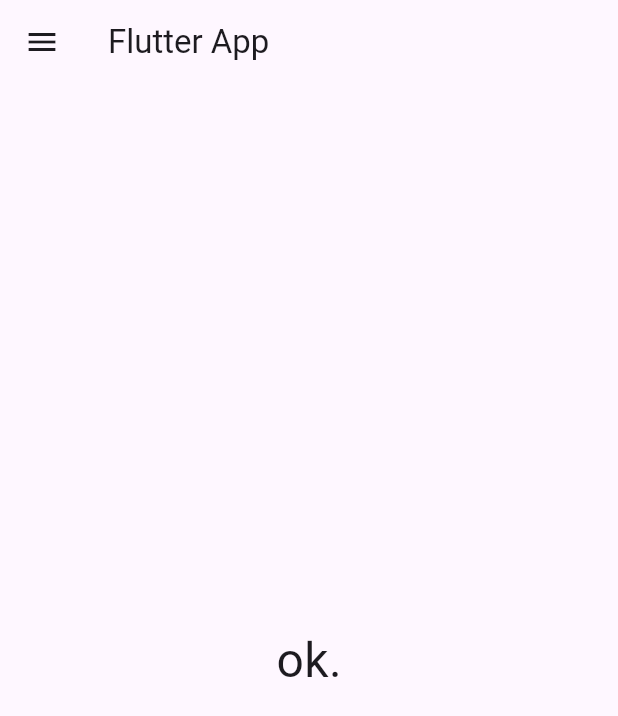
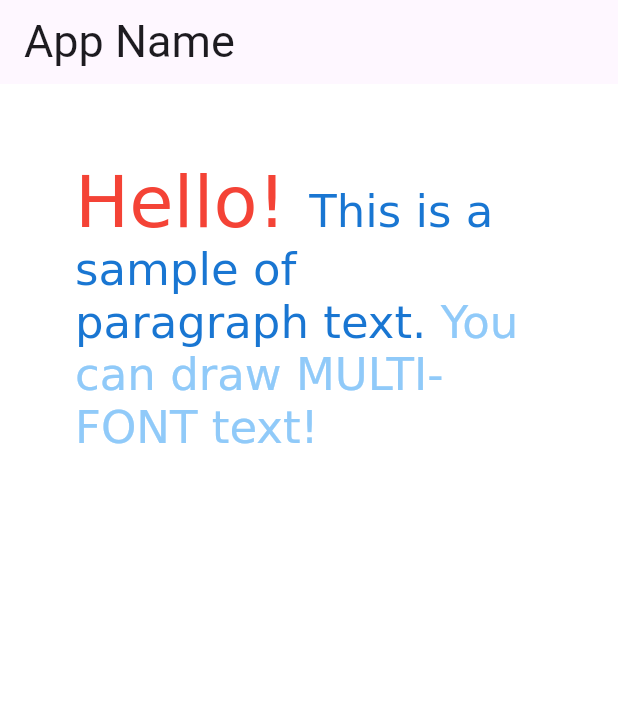
Before and after one commit to ijustet/flutter_app, a Flutter app: the screen it shows after launch, on a phone screen of 412 x 824 dp. Shown: the top 716 px of the screen. Run offline on Flutter 3.47's test engine with Material 3 defaults, Android fonts, the phone set to English and light mode, and no system bars.

Commit message:
5-1 グラフィック描画の基本

```diff
--- a/lib/main.dart
+++ b/lib/main.dart
@@ -1,4 +1,5 @@
 import 'package:flutter/material.dart';
+import 'dart:ui' as ui;
 
 void main() {
   runApp(MyApp());
@@ -28,54 +29,47 @@ class MyHomePage extends StatefulWidget {
 }
 
 class _MyHomePageState extends State<MyHomePage> {
-  static var _items = <Widget>[];
-  static var _message = 'ok.';
-  static var _tapped = 0;
-
-  @override
-  void initState() {
-    super.initState();
-    for (var i = 0; i < 5; i++) {
-      var item = ListTile(
-          leading: const Icon(Icons.android),
-          title: Text('No, $i'),
-          onTap: (){
-            _tapped = i;
-            tapItem();
-          }
-      );
-      _items.add(item);
-    }
-  }
 
   @override
   Widget build(BuildContext context) {
     return Scaffold(
+      backgroundColor: Color.fromARGB(255, 255, 255, 255),
       appBar: AppBar(
-        title: const Text('Flutter App'),
+        title: Text('App Name', style: TextStyle(fontSize: 30.0),),
       ),
-      body: Center(
-        child: Text(
-          _message,
-          style: const TextStyle(
-            fontSize: 32.0,
-          ),
-        ),
-      ),
-      drawer: Drawer(
-        child: ListView(
-          shrinkWrap: true,
-          padding: const EdgeInsets.all(20.0),
-          children: _items,
+      body:Container(
+        child: CustomPaint(
+          painter: MyPainter(),
         ),
       ),
     );
   }
+}
 
-  void tapItem() {
-    Navigator.pop(context);
-    setState((){
-      _message = 'tapped:[$_tapped]';
-    });
+class MyPainter extends CustomPainter{
+
+  @override
+  void paint(Canvas canvas, Size size) {
+    Paint p = Paint();
+
+    ui.ParagraphBuilder builder = ui.ParagraphBuilder(
+      ui.ParagraphStyle(textDirection: TextDirection.ltr),
+    )
+      ..pushStyle(ui.TextStyle(color: Colors.red, fontSize: 48.0))
+      ..addText('Hello! ')
+      ..pushStyle(ui.TextStyle(color: Colors.blue[700], fontSize: 30.0))
+      ..addText('This is a sample of paragraph text. ')
+      ..pushStyle(ui.TextStyle(color: Colors.blue[200], fontSize: 30.0))
+      ..addText('You can draw MULTI-FONT text!');
+
+    ui.Paragraph paragraph = builder.build()
+      ..layout(ui.ParagraphConstraints(width: 300.0));
+
+    Offset off = Offset(50.0, 50.0);
+    canvas.drawParagraph(paragraph, off);
   }
+
+
+  @override
+  bool shouldRepaint(CustomPainter oldDelegate) => true;
 }
```
